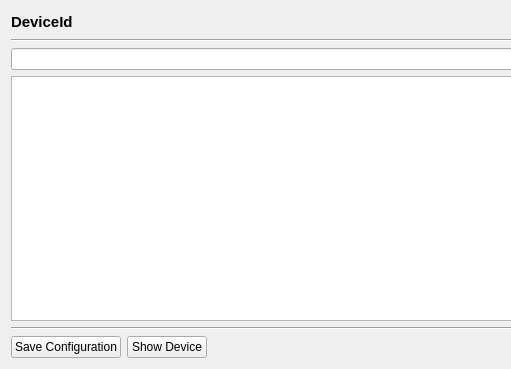
Above: src/pythonGui/karabogui/dialogs/ui/config_handle.ui from European-XFEL/Karabo before the change; both pictures show x 0 to 511 and y 0 to 369 of the 759 by 369 pixel window. Below: the same form after it.
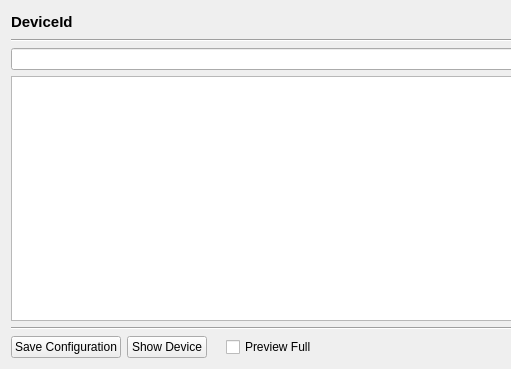
That is the form after the change.

Commit message: GUI: Preview configuration from name

Diff of the .ui file:
```diff
--- a/src/pythonGui/karabogui/dialogs/ui/config_handle.ui
+++ b/src/pythonGui/karabogui/dialogs/ui/config_handle.ui
@@ -123,6 +123,13 @@
        </property>
       </widget>
      </item>
+     <item>
+      <widget class="QCheckBox" name="ui_preview">
+       <property name="text">
+        <string>Preview Full</string>
+       </property>
+      </widget>
+     </item>
      <item>
       <widget class="QDialogButtonBox" name="buttonBox">
        <property name="orientation">
```
The commit also changes 4 other files.
